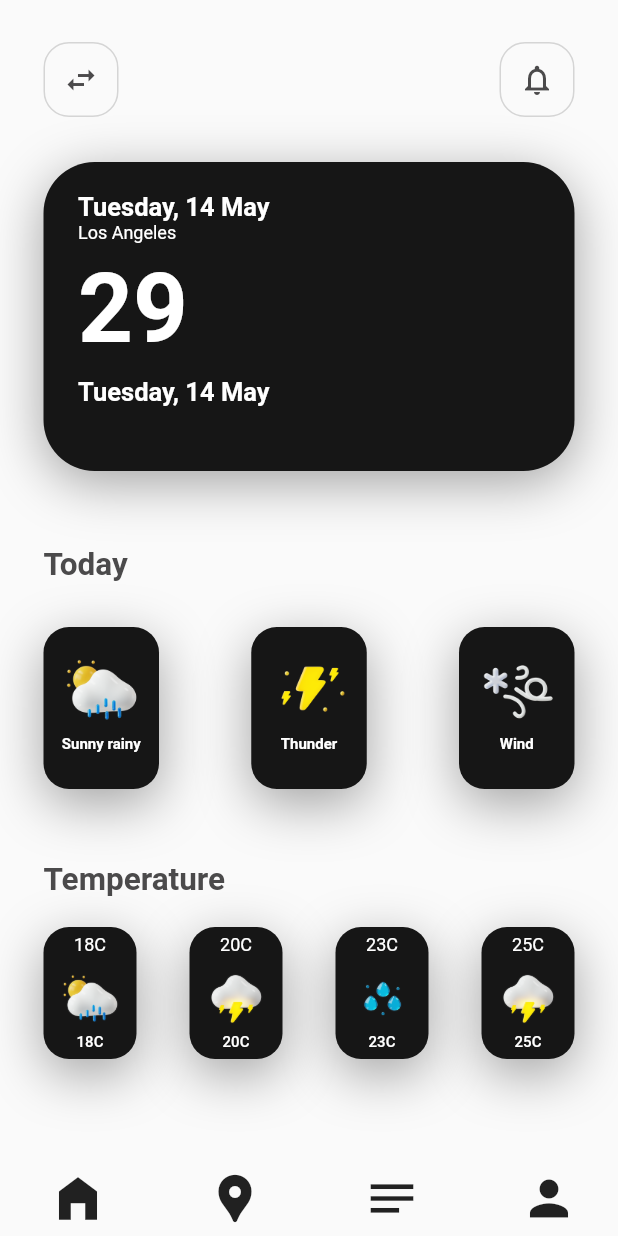
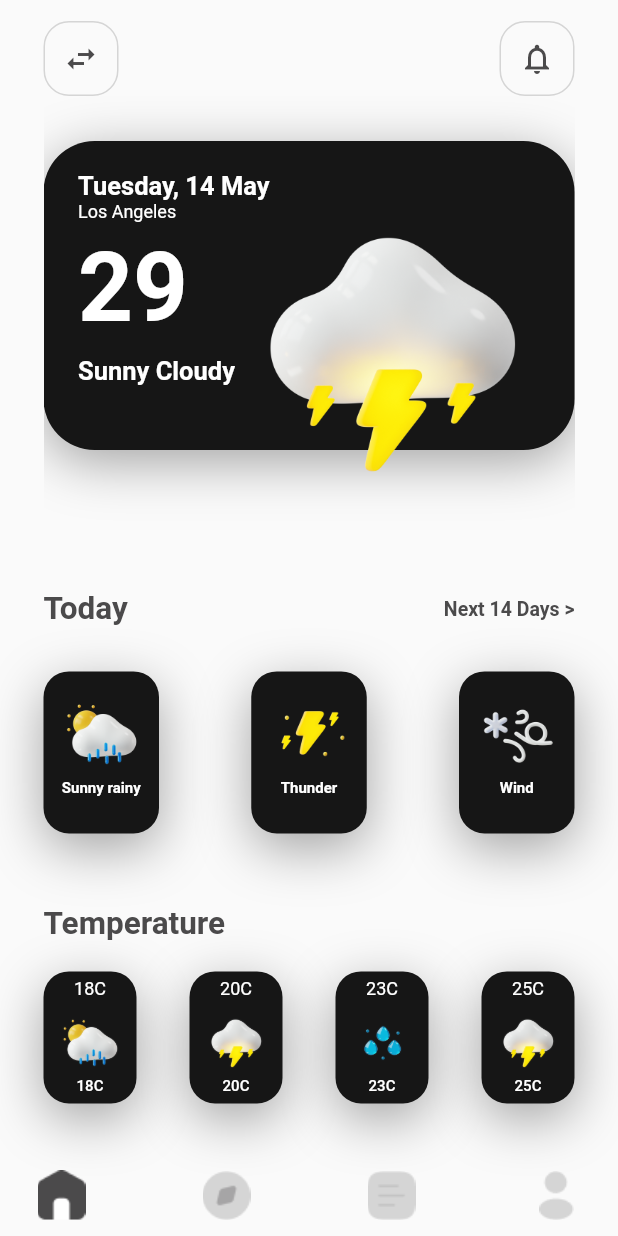
Before and after one commit to laolu-dev/WaetherAppWithCzar, a Flutter app: the screen it shows after launch, on a phone screen of 412 x 824 dp. Run offline on Flutter 3.47's test engine with Material 2 defaults, Android fonts, the phone set to English and light mode, and no system bars.

Commit message:
finished the challenge

```diff
--- a/lib/resources/strings.dart
+++ b/lib/resources/strings.dart
@@ -5,4 +5,11 @@ class Res {
       'assets/icons/sun_cloud_little_rain.png';
   static String get lightning => 'assets/icons/lightning.png';
   static String get fastWinds => 'assets/icons/mid_snow.png';
+
+  static String get homeS => 'assets/nav_bar_icons/home_selected.png';
+  static String get homeU => 'assets/nav_bar_icons/home_unselected.png';
+  static String get exploreS => 'assets/nav_bar_icons/explore_selected.png';
+  static String get exploreU => 'assets/nav_bar_icons/explore_unselected.png';
+  static String get items => 'assets/nav_bar_icons/items.png';
+  static String get profile => 'assets/nav_bar_icons/profile.png';
 }
--- a/lib/screens/home_screen.dart
+++ b/lib/screens/home_screen.dart
@@ -6,6 +6,7 @@ import 'package:weather_app_with_czar/widgets/temperature_card.dart';
 import 'package:weather_app_with_czar/widgets/utility_button.dart';
 import 'package:weather_app_with_czar/widgets/weather_card.dart';
 
+import '../resources/strings.dart';
 
 class HomeScreen extends StatefulWidget {
   static const String id = '/';
@@ -22,8 +23,7 @@ class _HomeScreenState extends State<HomeScreen> {
     return Scaffold(
       body: SafeArea(
         child: SingleChildScrollView(
-          child: Padding(
-            padding: const EdgeInsets.symmetric(horizontal: 29, vertical: 28),
+          padding: const EdgeInsets.symmetric(horizontal: 29, vertical: 14),
           child: Column(
             crossAxisAlignment: CrossAxisAlignment.start,
             children: [
@@ -31,15 +31,10 @@ class _HomeScreenState extends State<HomeScreen> {
                 mainAxisAlignment: MainAxisAlignment.spaceBetween,
                 children: const [UtilityButton(), NotifcationWidget()],
               ),
-                ConstrainedBox(
-                  constraints: BoxConstraints(
-                      maxHeight: MediaQuery.of(context).size.height * .3,
-                      maxWidth: MediaQuery.of(context).size.width),
+              SizedBox(
+                height: MediaQuery.of(context).size.height * .4,
                 child: Stack(
                   children: [
-                      // Image.asset(
-                      //   Res.cloudZap,
-                      // ),
                     Container(
                       margin: const EdgeInsets.only(top: 30),
                       padding: const EdgeInsets.symmetric(
@@ -84,7 +79,7 @@ class _HomeScreenState extends State<HomeScreen> {
                           ),
                           SizedBox(height: 7),
                           Text(
-                              'Tuesday, 14 May',
+                            'Sunny Cloudy',
                             style: TextStyle(
                                 color: Colors.white,
                                 fontSize: 17,
@@ -93,16 +88,32 @@ class _HomeScreenState extends State<HomeScreen> {
                         ],
                       ),
                     ),
+                    Positioned(
+                      left: 100,
+                      top: 30,
+                      child: Image.asset(Res.cloudZap, height: 256, width: 263),
+                    ),
                   ],
                 ),
               ),
-                const SizedBox(height: 50),
-                const Text(
+              Row(
+                mainAxisAlignment: MainAxisAlignment.spaceBetween,
+                children: const [
+                  Text(
                     'Today',
                     style: TextStyle(
                         color: Color.fromRGBO(75, 74, 75, 1),
                         fontSize: 21,
                         fontWeight: FontWeight.w700),
+                  ),
+                   Text(
+                    'Next 14 Days >',
+                    style: TextStyle(
+                        color: Color.fromRGBO(75, 74, 75, 1),
+                        fontSize: 13,
+                        fontWeight: FontWeight.w700),
+                  ),
+                ],
               ),
               const SizedBox(height: 29),
               Row(
@@ -136,7 +147,6 @@ class _HomeScreenState extends State<HomeScreen> {
           ),
         ),
       ),
-      ),
       bottomNavigationBar: const NavBar(),
     );
   }
--- a/lib/widgets/bottom_nav_bar.dart
+++ b/lib/widgets/bottom_nav_bar.dart
@@ -1,5 +1,8 @@
 import 'package:flutter/material.dart';
 import 'package:weather_app_with_czar/screens/explore_screen.dart';
+
+import '../resources/strings.dart';
+import '../screens/home_screen.dart';
 
 class NavBar extends StatefulWidget {
   const NavBar({super.key});
@@ -21,22 +24,20 @@ class _NavBarState extends State<NavBar> {
       child: Row(
         mainAxisAlignment: MainAxisAlignment.spaceBetween,
         children: [
-          IconButton(
-            onPressed: () {},
-            icon: const Icon(Icons.home_filled, size: 38),
+          GestureDetector(
+            onTap: () => Navigator.pushNamed(context, HomeScreen.id),
+            child: Image.asset(Res.homeS, width: 32),
           ),
-          IconButton(
-            onPressed: () => Navigator.of(context).pushNamed(ExploreScreen.id),
-            icon: const Icon(Icons.location_pin, size: 38),
+          GestureDetector(
+            onTap: () => Navigator.pushNamed(context, ExploreScreen.id),
+            child: Image.asset(Res.exploreU, width: 32),
           ),
-          IconButton(
-            onPressed: () {},
-            icon: const Icon(Icons.notes, size: 38),
+          GestureDetector(
+            child: Image.asset(Res.items, width: 32),
           ),
-          IconButton(
-            onPressed: () {},
-            icon: const Icon(Icons.person, size: 38),
-          )
+          GestureDetector(
+            child: Image.asset(Res.profile, width: 32),
+          ),
         ],
       ),
     );
--- a/pubspec.yaml
+++ b/pubspec.yaml
@@ -62,6 +62,7 @@ flutter:
   # To add assets to your application, add an assets section, like this:
   assets:
     - assets/icons/
+    - assets/nav_bar_icons/
 
   # An image asset can refer to one or more resolution-specific "variants", see
   # https://flutter.dev/assets-and-images/#resolution-aware
```
Also changed, not shown: lib/screens/explore_screen.dart (+9 -9 lines), lib/widgets/custom_button.dart (added, +22 -0 lines), assets/nav_bar_icons/explore_selected.png (added), assets/nav_bar_icons/explore_unselected.png (added), assets/nav_bar_icons/home_selected.png (added), assets/nav_bar_icons/home_unselected.png (added), assets/nav_bar_icons/items.png (added), assets/nav_bar_icons/profile.png (added). Lines whose indentation alone changed are shown as unchanged.
